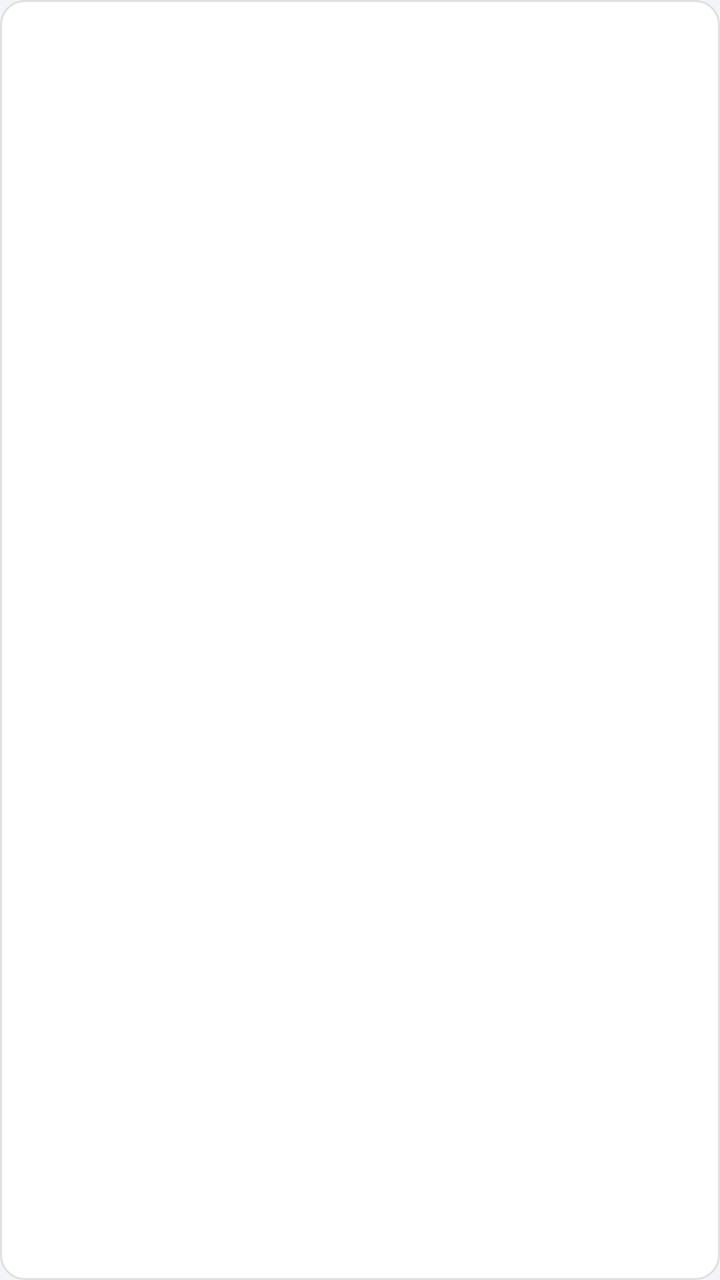
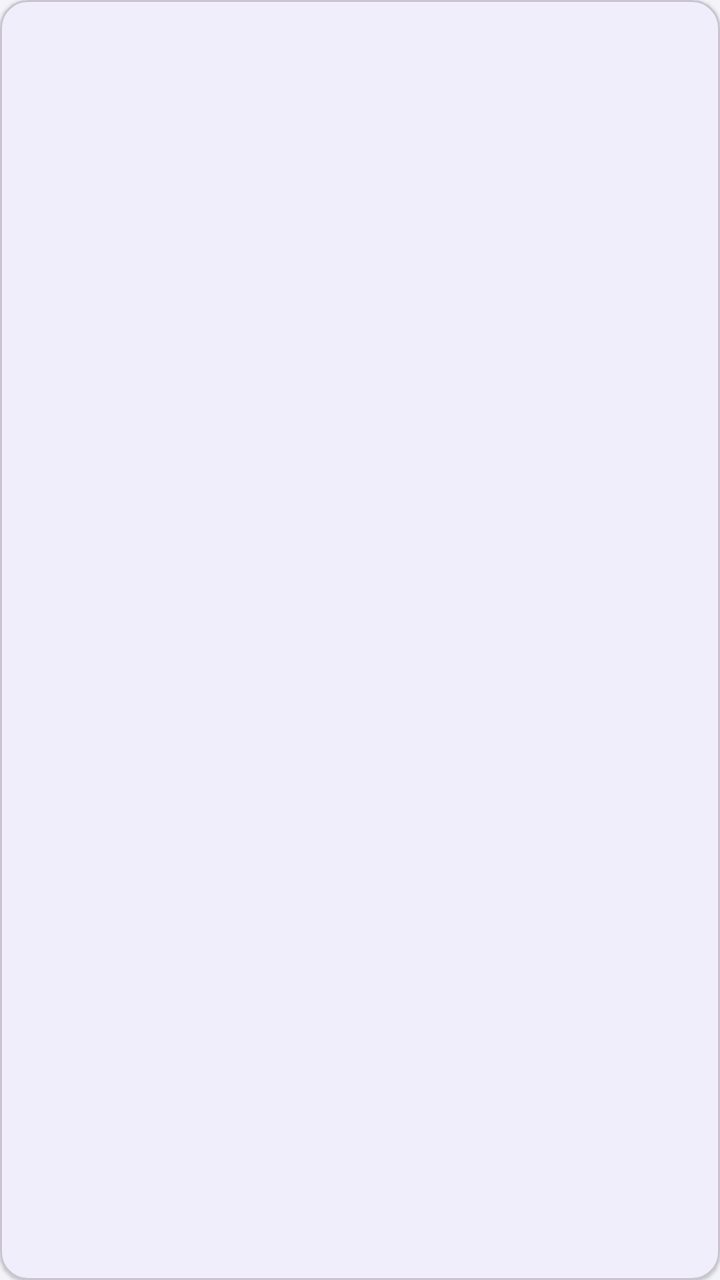

The first picture is an Android layout as it rendered before a commit; the second is the same layout after the commit. The layout source and the unified diff follow.
<!-- AndroidManifest.xml: application theme Theme.SafetyGuard -->
<!-- res/layout/item_event.xml -->
<?xml version="1.0" encoding="utf-8"?>
<LinearLayout xmlns:android="http://schemas.android.com/apk/res/android"
    android:layout_width="match_parent"
    android:layout_height="wrap_content"
    android:orientation="vertical"
    android:padding="12dp"
    android:background="@drawable/bg_card">

    <LinearLayout
        android:layout_width="match_parent"
        android:layout_height="wrap_content"
        android:orientation="horizontal">

        <TextView
            android:id="@+id/tv_event_time"
            android:layout_width="0dp"
            android:layout_height="wrap_content"
            android:layout_weight="1"
            android:textSize="13sp"
            android:textColor="#757575" />

        <TextView
            android:id="@+id/tv_event_kind"
            android:layout_width="wrap_content"
            android:layout_height="wrap_content"
            android:textSize="12sp"
            android:visibility="gone" />
    </LinearLayout>

    <TextView
        android:id="@+id/tv_event_title"
        android:layout_width="match_parent"
        android:layout_height="wrap_content"
        android:layout_marginTop="2dp"
        android:textSize="16sp"
        android:textStyle="bold" />

    <TextView
        android:id="@+id/tv_event_detail"
        android:layout_width="match_parent"
        android:layout_height="wrap_content"
        android:layout_marginTop="2dp"
        android:textSize="14sp"
        android:textColor="#616161" />
</LinearLayout>
<!-- resources referenced by this layout -->
<resources>
  <!-- drawable bg_card (drawable) -->
  <?xml version="1.0" encoding="utf-8"?>
  <shape xmlns:android="http://schemas.android.com/apk/res/android">
      <solid android:color="#FFFFFF" />
      <corners android:radius="12dp" />
      <stroke android:width="1dp" android:color="#E0E0E0" />
  </shape>
  <style name="Theme.SafetyGuard" parent="Theme.Material3.Light.NoActionBar">
          <item name="colorPrimary">@color/primary</item>
          <item name="colorOnPrimary">@android:color/white</item>
          <item name="colorSecondary">@color/green</item>
          <item name="colorOnSecondary">@android:color/white</item>
          <item name="android:statusBarColor">@color/primary</item>
          <item name="android:windowLightStatusBar">false</item>
          <item name="android:windowBackground">@color/bg</item>
      </style>
  <color name="primary">#0B57D0</color>
  <color name="green">#0D9E6B</color>
  <color name="bg">#F2F4F7</color>
</resources>

<!-- the commit's change to res/layout/item_event.xml (unified diff, before → after) -->
@@ -1,45 +1,50 @@
 <?xml version="1.0" encoding="utf-8"?>
-<LinearLayout xmlns:android="http://schemas.android.com/apk/res/android"
+<com.google.android.material.card.MaterialCardView xmlns:android="http://schemas.android.com/apk/res/android"
+    xmlns:app="http://schemas.android.com/apk/res-auto"
     android:layout_width="match_parent"
     android:layout_height="wrap_content"
-    android:orientation="vertical"
-    android:padding="12dp"
-    android:background="@drawable/bg_card">
+    android:layout_marginStart="8dp"
+    android:layout_marginTop="4dp"
+    android:layout_marginEnd="8dp"
+    android:layout_marginBottom="4dp"
+    app:cardCornerRadius="14dp"
+    app:cardElevation="1dp">
 
     <LinearLayout
         android:layout_width="match_parent"
         android:layout_height="wrap_content"
-        android:orientation="horizontal">
+        android:orientation="vertical"
+        android:padding="16dp">
+
+        <LinearLayout
+            android:layout_width="match_parent"
+            android:layout_height="wrap_content"
+            android:orientation="horizontal">
+
+            <TextView
+                android:id="@+id/textEventTitle"
+                android:layout_width="0dp"
+                android:layout_height="wrap_content"
+                android:layout_weight="1"
+                android:textColor="@color/text_primary"
+                android:textSize="16sp"
+                android:textStyle="bold" />
+
+            <TextView
+                android:id="@+id/textEventTime"
+                android:layout_width="wrap_content"
+                android:layout_height="wrap_content"
+                android:textColor="@color/text_secondary"
+                android:textSize="13sp" />
+        </LinearLayout>
 
         <TextView
-            android:id="@+id/tv_event_time"
-            android:layout_width="0dp"
+            android:id="@+id/textEventDetail"
+            android:layout_width="match_parent"
             android:layout_height="wrap_content"
-            android:layout_weight="1"
-            android:textSize="13sp"
-            android:textColor="#757575" />
-
-        <TextView
-            android:id="@+id/tv_event_kind"
-            android:layout_width="wrap_content"
-            android:layout_height="wrap_content"
-            android:textSize="12sp"
-            android:visibility="gone" />
+            android:layout_marginTop="6dp"
+            android:lineSpacingExtra="2dp"
+            android:textColor="@color/text_secondary"
+            android:textSize="14sp" />
     </LinearLayout>
-
-    <TextView
-        android:id="@+id/tv_event_title"
-        android:layout_width="match_parent"
-        android:layout_height="wrap_content"
-        android:layout_marginTop="2dp"
-        android:textSize="16sp"
-        android:textStyle="bold" />
-
-    <TextView
-        android:id="@+id/tv_event_detail"
-        android:layout_width="match_parent"
-        android:layout_height="wrap_content"
-        android:layout_marginTop="2dp"
-        android:textSize="14sp"
-        android:textColor="#616161" />
-</LinearLayout>
+</com.google.android.material.card.MaterialCardView>
<!-- resource entries referenced after the edit -->
@@ -1,12 +1,7 @@
 <!-- resources referenced by this layout -->
 <resources>
-  <!-- drawable bg_card (drawable) -->
-  <?xml version="1.0" encoding="utf-8"?>
-  <shape xmlns:android="http://schemas.android.com/apk/res/android">
-      <solid android:color="#FFFFFF" />
-      <corners android:radius="12dp" />
-      <stroke android:width="1dp" android:color="#E0E0E0" />
-  </shape>
+  <color name="text_primary">#1F2328</color>
+  <color name="text_secondary">#6B7280</color>
   <style name="Theme.SafetyGuard" parent="Theme.Material3.Light.NoActionBar">
           <item name="colorPrimary">@color/primary</item>
           <item name="colorOnPrimary">@android:color/white</item>
